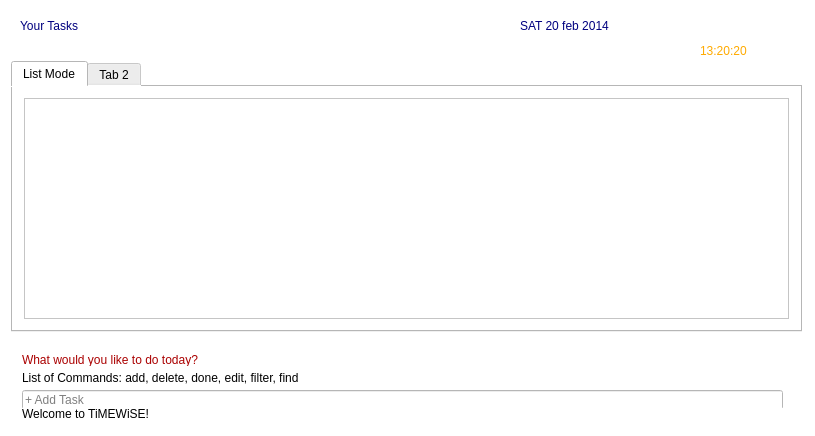
Old version of the form TimeWiseGUI/timewisegui.ui in the repository terencelimzhengwei/cs2103jan2014-t17-3c.
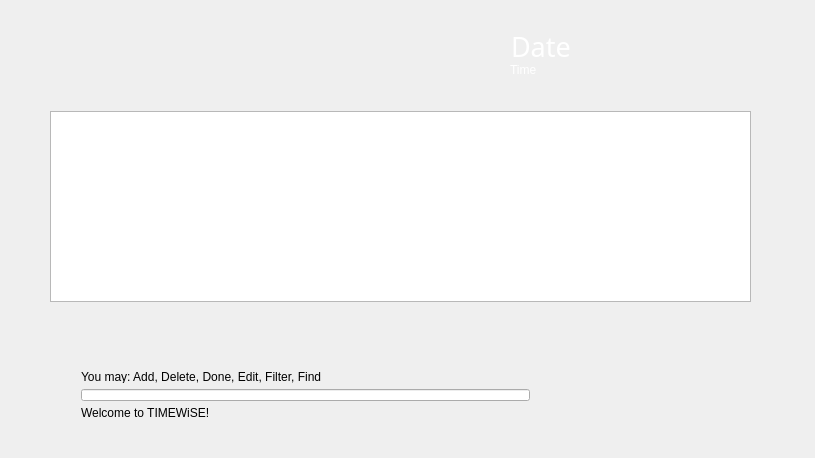
New version of the form. Icons and pictures are not drawn.

The edit to the form file:
```diff
--- a/TimeWiseGUI/timewisegui.ui
+++ b/TimeWiseGUI/timewisegui.ui
@@ -2,183 +2,228 @@
 <ui version="4.0">
  <class>TimeWiseGUIClass</class>
  <widget class="QMainWindow" name="TimeWiseGUIClass">
+  <property name="windowModality">
+   <enum>Qt::NonModal</enum>
+  </property>
+  <property name="enabled">
+   <bool>true</bool>
+  </property>
   <property name="geometry">
    <rect>
     <x>0</x>
     <y>0</y>
     <width>815</width>
-    <height>436</height>
+    <height>458</height>
    </rect>
   </property>
   <property name="minimumSize">
    <size>
-    <width>802</width>
-    <height>436</height>
+    <width>815</width>
+    <height>458</height>
    </size>
   </property>
   <property name="maximumSize">
    <size>
     <width>815</width>
-    <height>436</height>
+    <height>458</height>
    </size>
   </property>
   <property name="windowTitle">
    <string>TimeWiseGUI</string>
   </property>
+  <property name="autoFillBackground">
+   <bool>false</bool>
+  </property>
   <property name="styleSheet">
-   <string notr="true">background-color: rgb(255, 255, 255);</string>
+   <string notr="true">#TimeWiseGUIClass{image: url(:/TimeWiseGUI/Timewise background2.png);}</string>
   </property>
   <widget class="QWidget" name="centralWidget">
-   <widget class="QLabel" name="label_task">
+   <widget class="QTableView" name="tableView">
     <property name="geometry">
      <rect>
-      <x>20</x>
-      <y>0</y>
-      <width>171</width>
-      <height>51</height>
+      <x>50</x>
+      <y>111</y>
+      <width>701</width>
+      <height>191</height>
      </rect>
     </property>
+    <property name="font">
+     <font>
+      <family>CF Jack Story</family>
+      <pointsize>11</pointsize>
+      <weight>9</weight>
+      <italic>false</italic>
+      <bold>false</bold>
+     </font>
+    </property>
     <property name="styleSheet">
-     <string notr="true">color: rgb(0, 0, 127);
-font: italic 45pt &quot;Christopherhand&quot;;</string>
-    </property>
-    <property name="text">
-     <string>Your Tasks</string>
+     <string notr="true">font: 75 11pt &quot;CF Jack Story&quot;;</string>
     </property>
    </widget>
    <widget class="QLabel" name="label_date">
     <property name="geometry">
      <rect>
-      <x>520</x>
-      <y>10</y>
-      <width>271</width>
+      <x>511</x>
+      <y>31</y>
+      <width>241</width>
       <height>31</height>
      </rect>
     </property>
+    <property name="palette">
+     <palette>
+      <active>
+       <colorrole role="WindowText">
+        <brush brushstyle="SolidPattern">
+         <color alpha="255">
+          <red>255</red>
+          <green>255</green>
+          <blue>255</blue>
+         </color>
+        </brush>
+       </colorrole>
+       <colorrole role="Text">
+        <brush brushstyle="SolidPattern">
+         <color alpha="255">
+          <red>255</red>
+          <green>255</green>
+          <blue>255</blue>
+         </color>
+        </brush>
+       </colorrole>
+       <colorrole role="ButtonText">
+        <brush brushstyle="SolidPattern">
+         <color alpha="255">
+          <red>255</red>
+          <green>255</green>
+          <blue>255</blue>
+         </color>
+        </brush>
+       </colorrole>
+      </active>
+      <inactive>
+       <colorrole role="WindowText">
+        <brush brushstyle="SolidPattern">
+         <color alpha="255">
+          <red>255</red>
+          <green>255</green>
+          <blue>255</blue>
+         </color>
+        </brush>
+       </colorrole>
+       <colorrole role="Text">
+        <brush brushstyle="SolidPattern">
+         <color alpha="255">
+          <red>255</red>
+          <green>255</green>
+          <blue>255</blue>
+         </color>
+        </brush>
+       </colorrole>
+       <colorrole role="ButtonText">
+        <brush brushstyle="SolidPattern">
+         <color alpha="255">
+          <red>255</red>
+          <green>255</green>
+          <blue>255</blue>
+         </color>
+        </brush>
+       </colorrole>
+      </inactive>
+      <disabled>
+       <colorrole role="WindowText">
+        <brush brushstyle="SolidPattern">
+         <color alpha="255">
+          <red>255</red>
+          <green>255</green>
+          <blue>255</blue>
+         </color>
+        </brush>
+       </colorrole>
+       <colorrole role="Text">
+        <brush brushstyle="SolidPattern">
+         <color alpha="255">
+          <red>255</red>
+          <green>255</green>
+          <blue>255</blue>
+         </color>
+        </brush>
+       </colorrole>
+       <colorrole role="ButtonText">
+        <brush brushstyle="SolidPattern">
+         <color alpha="255">
+          <red>255</red>
+          <green>255</green>
+          <blue>255</blue>
+         </color>
+        </brush>
+       </colorrole>
+      </disabled>
+     </palette>
+    </property>
+    <property name="font">
+     <font>
+      <family>Electronic Highway Sign</family>
+      <pointsize>20</pointsize>
+      <weight>9</weight>
+      <italic>false</italic>
+      <bold>false</bold>
+     </font>
+    </property>
     <property name="styleSheet">
-     <string notr="true">color: rgb(0, 0, 127);
-font: 75 26pt &quot;Homestead Display&quot;;</string>
+     <string notr="true">color: rgb(255, 255, 255);
+font: 75 20pt &quot;Electronic Highway Sign&quot;;</string>
     </property>
     <property name="text">
-     <string>SAT 20 feb 2014</string>
+     <string>Date</string>
     </property>
    </widget>
    <widget class="QLabel" name="label_time">
     <property name="geometry">
      <rect>
-      <x>700</x>
-      <y>40</y>
-      <width>111</width>
-      <height>21</height>
+      <x>510</x>
+      <y>60</y>
+      <width>141</width>
+      <height>20</height>
      </rect>
     </property>
     <property name="styleSheet">
-     <string notr="true">font: 75 20pt &quot;Homestead Display&quot;;
-color: rgb(255, 170, 0);</string>
+     <string notr="true">color: rgb(255, 255, 255);
+font: 75 14pt &quot;Electronic Highway Sign&quot;;</string>
     </property>
     <property name="text">
-     <string>13:20:20</string>
+     <string>Time</string>
     </property>
    </widget>
-   <widget class="QTabWidget" name="tabWidget">
-    <property name="geometry">
-     <rect>
-      <x>11</x>
-      <y>61</y>
-      <width>791</width>
-      <height>271</height>
-     </rect>
-    </property>
-    <property name="currentIndex">
-     <number>0</number>
-    </property>
-    <widget class="QWidget" name="tab">
-     <attribute name="title">
-      <string>List Mode</string>
-     </attribute>
-     <layout class="QVBoxLayout" name="verticalLayout_2">
-      <item>
-       <widget class="QTableView" name="tableView"/>
-      </item>
-     </layout>
-    </widget>
-    <widget class="QWidget" name="tab_2">
-     <attribute name="title">
-      <string>Tab 2</string>
-     </attribute>
-    </widget>
-   </widget>
    <widget class="QWidget" name="layoutWidget">
     <property name="geometry">
      <rect>
-      <x>11</x>
-      <y>343</y>
-      <width>796</width>
-      <height>87</height>
+      <x>70</x>
+      <y>360</y>
+      <width>471</width>
+      <height>70</height>
      </rect>
     </property>
-    <layout class="QHBoxLayout" name="horizontalLayout">
+    <layout class="QVBoxLayout" name="verticalLayout">
      <item>
-      <layout class="QVBoxLayout" name="verticalLayout">
-       <item>
-        <widget class="QLabel" name="label_desc">
-         <property name="styleSheet">
-          <string notr="true">font: 75 12pt &quot;Rockwell Condensed&quot;;
-color: rgb(170, 0, 0);</string>
-         </property>
-         <property name="text">
-          <string>What would you like to do today?</string>
-         </property>
-        </widget>
-       </item>
-       <item>
-        <widget class="QLabel" name="label_help">
-         <property name="text">
-          <string>List of Commands: add, delete, done, edit, filter, find</string>
-         </property>
-        </widget>
-       </item>
-       <item>
-        <widget class="QLineEdit" name="userInput">
-         <property name="minimumSize">
-          <size>
-           <width>601</width>
-           <height>20</height>
-          </size>
-         </property>
-         <property name="maximumSize">
-          <size>
-           <width>800</width>
-           <height>20</height>
-          </size>
-         </property>
-         <property name="toolTip">
-          <string>&lt;html&gt;&lt;head/&gt;&lt;body&gt;&lt;p&gt;input commands here.&lt;/p&gt;&lt;/body&gt;&lt;/html&gt;</string>
-         </property>
-         <property name="text">
-          <string/>
-         </property>
-         <property name="placeholderText">
-          <string>+ Add Task</string>
-         </property>
-        </widget>
-       </item>
-       <item>
-        <widget class="QLabel" name="label_mlog">
-         <property name="text">
-          <string>Welcome to TiMEWiSE!</string>
-         </property>
-        </widget>
-       </item>
-      </layout>
+      <widget class="QLabel" name="label_help">
+       <property name="styleSheet">
+        <string notr="true">font: 75 11pt &quot;Leelawadee&quot;;</string>
+       </property>
+       <property name="text">
+        <string>You may: Add, Delete, Done, Edit, Filter, Find</string>
+       </property>
+      </widget>
      </item>
      <item>
-      <widget class="QLabel" name="label">
-       <property name="text">
-        <string/>
+      <widget class="QLineEdit" name="userInput"/>
+     </item>
+     <item>
+      <widget class="QLabel" name="label_mlog">
+       <property name="styleSheet">
+        <string notr="true">font: 75 10pt &quot;Leelawadee&quot;;</string>
        </property>
-       <property name="pixmap">
-        <pixmap resource="timewisegui.qrc">:/TimeWiseGUI/123.jpg</pixmap>
+       <property name="text">
+        <string>Welcome to TIMEWiSE!</string>
        </property>
       </widget>
      </item>
```
Left out of the diff: 41 changed lines with no effect on the pictures.
